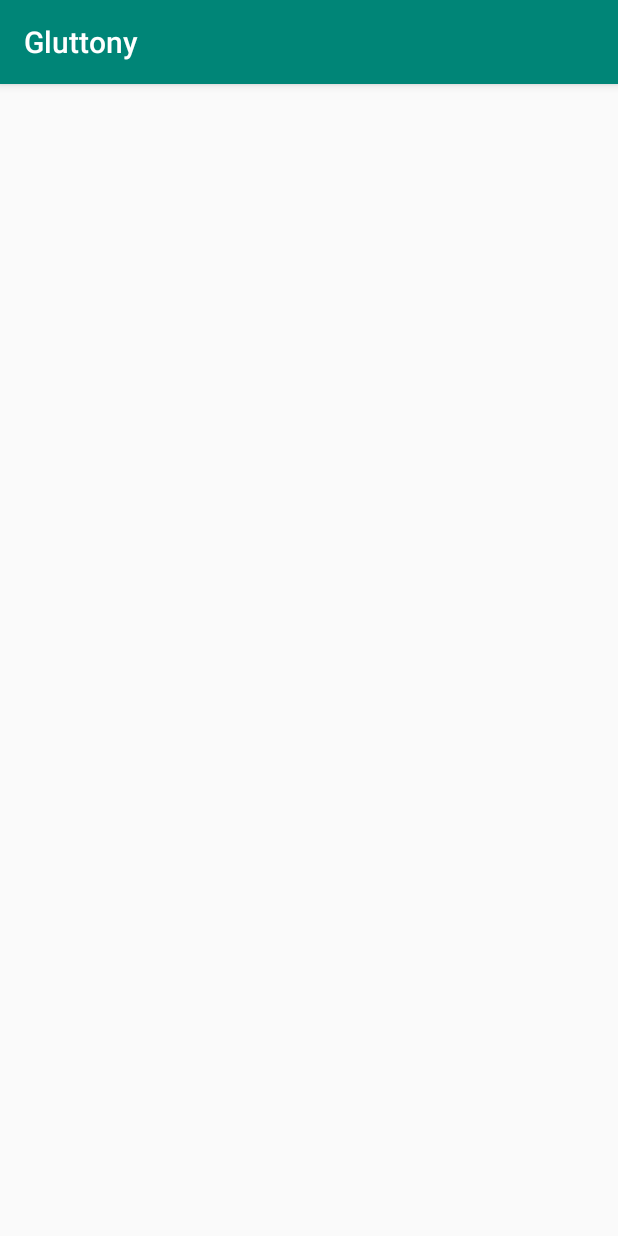
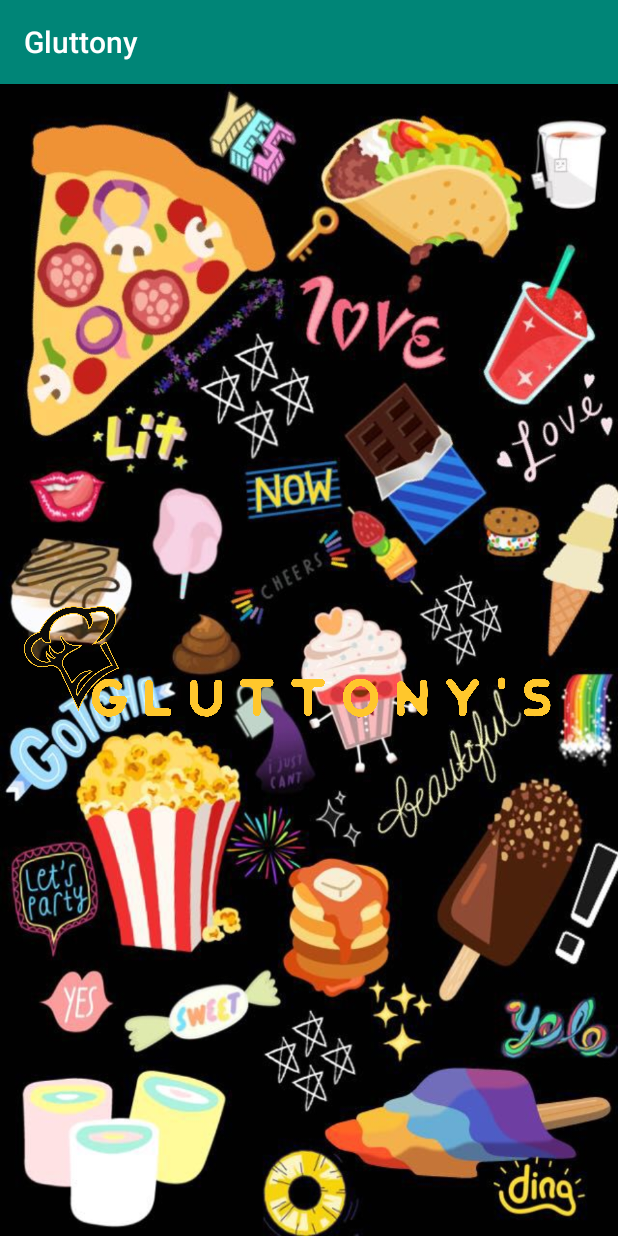
Before and after one commit to yumasnor/gluttonys, an Android app: the SplashScreen screen opened directly, with no data from a screen before it, on a phone screen of 412 x 824 dp. Run offline under Robolectric (Android 15) with nearby library versions, the phone set to English and light mode, and no system bars.

Commit message:
splash screen again

```diff
--- a/app/src/main/java/com/example/gluttony/SplashScreen.java
+++ b/app/src/main/java/com/example/gluttony/SplashScreen.java
@@ -1,13 +1,19 @@
 package com.example.gluttony;
 
+import android.content.Intent;
+import android.content.SharedPreferences;
 import android.support.v7.app.AppCompatActivity;
 import android.os.Bundle;
 
 public class SplashScreen extends AppCompatActivity {
+    SharedPreferences sharedPreferences;
 
     @Override
     protected void onCreate(Bundle savedInstanceState) {
         super.onCreate(savedInstanceState);
         setContentView(R.layout.activity_splash_screen);
+
+        Intent intent = new Intent(SplashScreen.this,MainActivity.class );
+        startActivity(intent);
     }
 }
--- a/app/src/main/res/layout/activity_splash_screen.xml
+++ b/app/src/main/res/layout/activity_splash_screen.xml
@@ -1,9 +1,16 @@
 <?xml version="1.0" encoding="utf-8"?>
-<android.support.constraint.ConstraintLayout xmlns:android="http://schemas.android.com/apk/res/android"
-    xmlns:app="http://schemas.android.com/apk/res-auto"
+<RelativeLayout xmlns:android="http://schemas.android.com/apk/res/android"
     xmlns:tools="http://schemas.android.com/tools"
+    android:id="@+id/relativeSplash"
     android:layout_width="match_parent"
     android:layout_height="match_parent"
+    android:background="@drawable/background"
     tools:context=".SplashScreen">
 
-</android.support.constraint.ConstraintLayout>
+    <ImageView
+        android:id="@+id/iv_splashscreen"
+        android:layout_width="wrap_content"
+        android:layout_height="wrap_content"
+        android:src="@drawable/logo"/>
+
+</RelativeLayout>
```
Also changed, not shown: app/src/main/res/drawable/background.jpg (added), app/src/main/res/drawable/logo.png (added).
